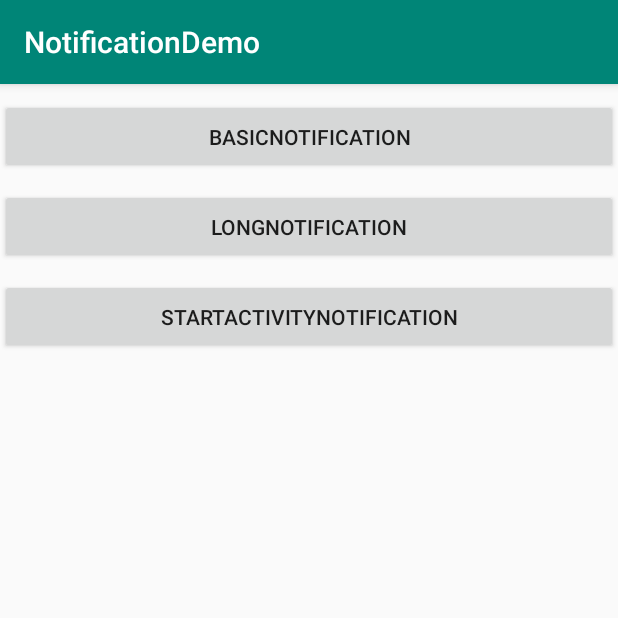
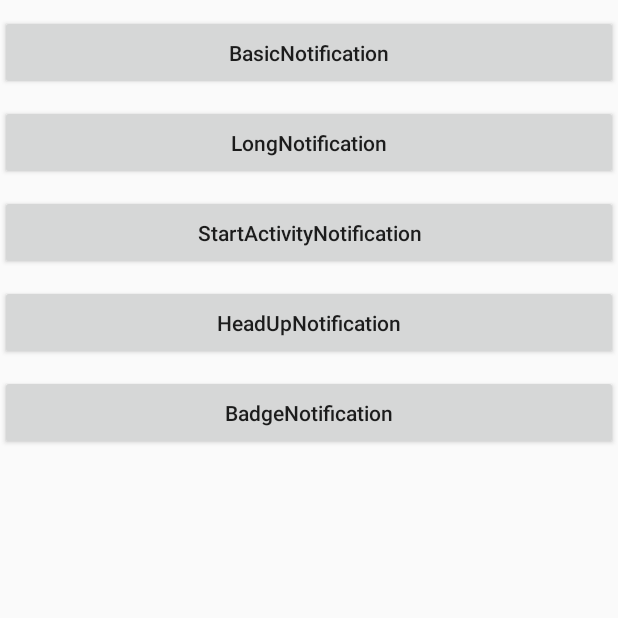
Before and after one commit to xiaolutang/NotificationDemo, an Android app: the screen it shows after launch (MainActivity), on a phone screen of 412 x 824 dp, the top half of it. Run offline under Robolectric (Android 15) with nearby library versions, the phone set to English and light mode, and no system bars.

Commit message:
title:notification head up

```diff
--- a/app/build.gradle
+++ b/app/build.gradle
@@ -4,7 +4,7 @@ android {
     compileSdkVersion 28
     buildToolsVersion "28.0.3"
     defaultConfig {
-        applicationId "com.example.txl.notificationdemo"
+        applicationId "com.txl.notificationdemo"
         minSdkVersion 19
         targetSdkVersion 28
         versionCode 1
--- a/app/src/main/res/layout/activity_main.xml
+++ b/app/src/main/res/layout/activity_main.xml
@@ -15,18 +15,35 @@
             android:layout_marginTop="10dp"
             android:layout_width="match_parent"
             android:layout_height="50dp"
-            android:text="BasicNotification"/>
+            android:text="@string/basic_notification"
+            android:textAllCaps="false"/>
         <Button
             android:id="@+id/bt_long_notification"
             android:layout_marginTop="10dp"
             android:layout_width="match_parent"
             android:layout_height="50dp"
-            android:text="LongNotification"/>
+            android:text="@string/long_notification"
+            android:textAllCaps="false"/>
         <Button
             android:id="@+id/bt_start_activity_notification"
             android:layout_marginTop="10dp"
             android:layout_width="match_parent"
             android:layout_height="50dp"
-            android:text="StartActivityNotification"/>
+            android:text="@string/start_activity_notification"
+            android:textAllCaps="false"/>
+        <Button
+            android:id="@+id/bt_head_up_notification"
+            android:layout_marginTop="10dp"
+            android:layout_width="match_parent"
+            android:layout_height="50dp"
+            android:text="@string/head_up_notification"
+            android:textAllCaps="false"/>
+        <Button
+            android:id="@+id/bt_badge_notification"
+            android:layout_marginTop="10dp"
+            android:layout_width="match_parent"
+            android:layout_height="50dp"
+            android:text="BadgeNotification"
+            android:textAllCaps="false"/>
     </LinearLayout>
 </ScrollView>
--- a/app/src/main/res/values/strings.xml
+++ b/app/src/main/res/values/strings.xml
@@ -1,3 +1,7 @@
 <resources>
     <string name="app_name">NotificationDemo</string>
+    <string name="basic_notification">BasicNotification</string>
+    <string name="long_notification">LongNotification</string>
+    <string name="start_activity_notification">StartActivityNotification</string>
+    <string name="head_up_notification">HeadUpNotification</string>
 </resources>
--- a/app/src/main/res/values/styles.xml
+++ b/app/src/main/res/values/styles.xml
@@ -6,6 +6,7 @@
         <item name="colorPrimary">@color/colorPrimary</item>
         <item name="colorPrimaryDark">@color/colorPrimaryDark</item>
         <item name="colorAccent">@color/colorAccent</item>
+        <item name="windowNoTitle">true</item>
     </style>
 
 </resources>
```
Also changed, not shown: app/src/main/AndroidManifest.xml (+11 -1 lines), app/src/main/java/com/example/txl/notificationdemo/MainActivity.java (+49 -7 lines), app/src/main/java/com/example/txl/notificationdemo/NotificationUtils.java (+51 -7 lines).
